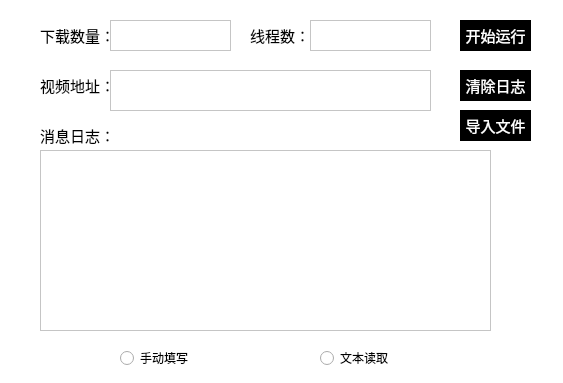
This is ui_spider/crawler_case/test2.ui in xwk134/myspider as Qt 5 draws it before an edit. The edited form follows.
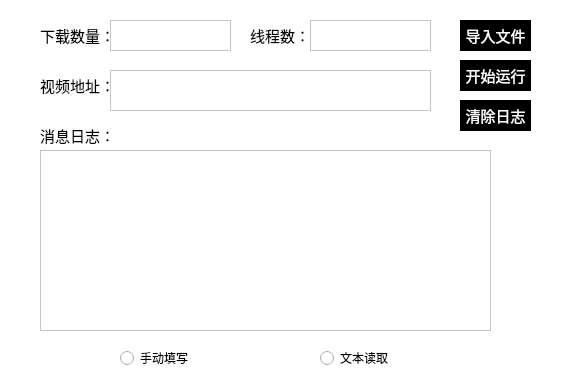
This is the edited form.

Commit message: 订单下单流程调整

The edit to the form file:
```diff
--- a/ui_spider/crawler_case/test2.ui
+++ b/ui_spider/crawler_case/test2.ui
@@ -47,7 +47,7 @@
    <property name="geometry">
     <rect>
      <x>460</x>
-     <y>20</y>
+     <y>60</y>
      <width>71</width>
      <height>31</height>
     </rect>
@@ -60,7 +60,7 @@
    <property name="geometry">
     <rect>
      <x>460</x>
-     <y>70</y>
+     <y>100</y>
      <width>71</width>
      <height>31</height>
     </rect>
@@ -165,7 +165,7 @@
    <property name="geometry">
     <rect>
      <x>460</x>
-     <y>110</y>
+     <y>20</y>
      <width>71</width>
      <height>31</height>
     </rect>
```
The commit also changes 2 other files.
